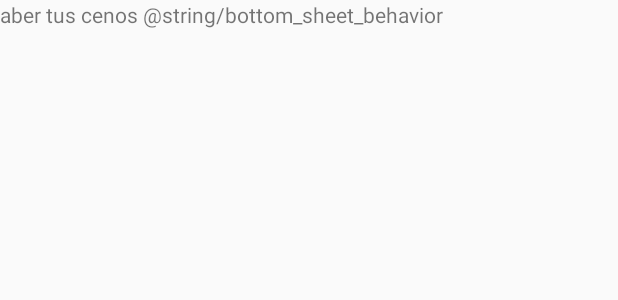
After one commit to d13g0P3r3z/BFit22, an Android app: the layout activity_me_pica_un_huevo.xml on its own in the app's theme, with its tools: preview values and no code run, on a phone screen of 412 x 824 dp. The commit adds this screen. Shown: the top 300 px of the screen. Run offline under Robolectric (Android 15) with nearby library versions, the phone set to English and light mode, and no system bars.

Commit message:
Prueba
pito

```diff
--- a/app/src/main/AndroidManifest.xml
+++ b/app/src/main/AndroidManifest.xml
@@ -24,7 +24,8 @@
         <activity android:name=".NormalActivity" />
         <activity android:name=".BajoPesoActivity" />
         <activity android:name=".RutinaAleatoria" />
-        <activity android:name=".MainActivityPodometro"></activity>
+        <activity android:name=".MainActivityPodometro" />
+        <activity android:name=".MePicaUnHuevo"></activity>
     </application>
 
 </manifest>
--- /dev/null
+++ b/app/src/main/res/layout/activity_me_pica_un_huevo.xml
@@ -0,0 +1,16 @@
+<?xml version="1.0" encoding="utf-8"?>
+<RelativeLayout xmlns:android="http://schemas.android.com/apk/res/android"
+    xmlns:app="http://schemas.android.com/apk/res-auto"
+    xmlns:tools="http://schemas.android.com/tools"
+    android:layout_width="match_parent"
+    android:layout_height="match_parent"
+    tools:context=".MePicaUnHuevo">
+
+    <TextView
+        android:id="@+id/textView7"
+        android:layout_width="wrap_content"
+        android:layout_height="wrap_content"
+        android:text="aber tus cenos @string/bottom_sheet_behavior"
+        tools:layout_editor_absoluteX="126dp"
+        tools:layout_editor_absoluteY="181dp" />
+</RelativeLayout>
```
Also changed, not shown: app/src/main/java/bfit22/fernando/com/bfit/MePicaUnHuevo.java (added, +13 -0 lines), app/src/main/res/values/strings.xml (line endings or trailing spaces).
